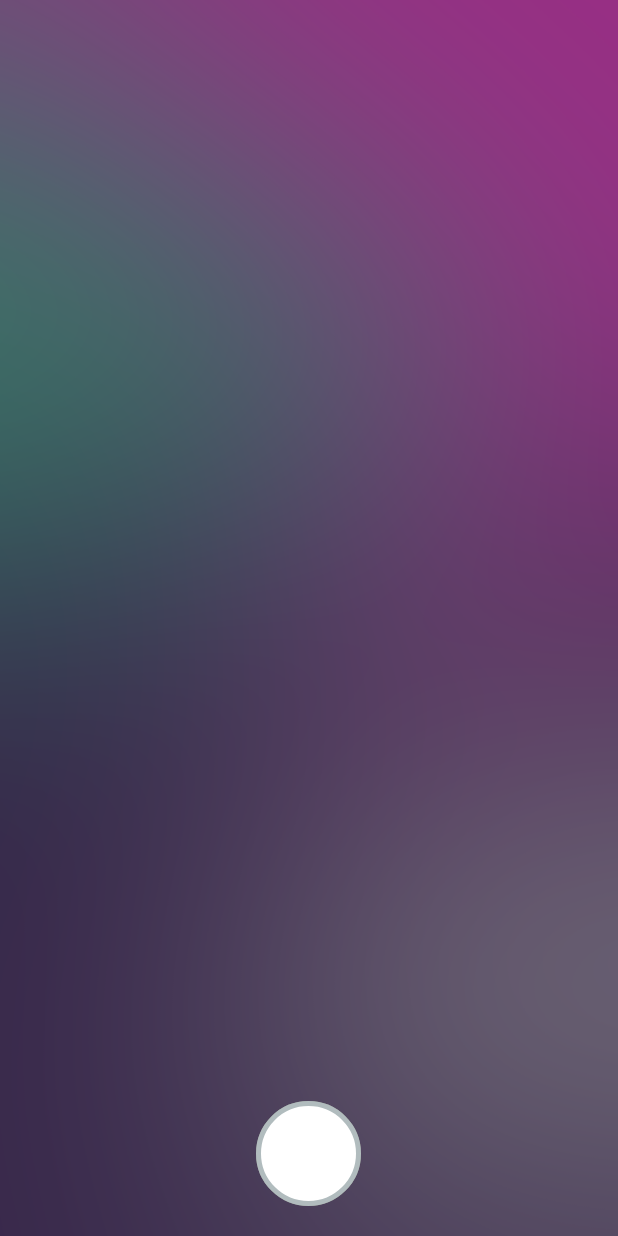
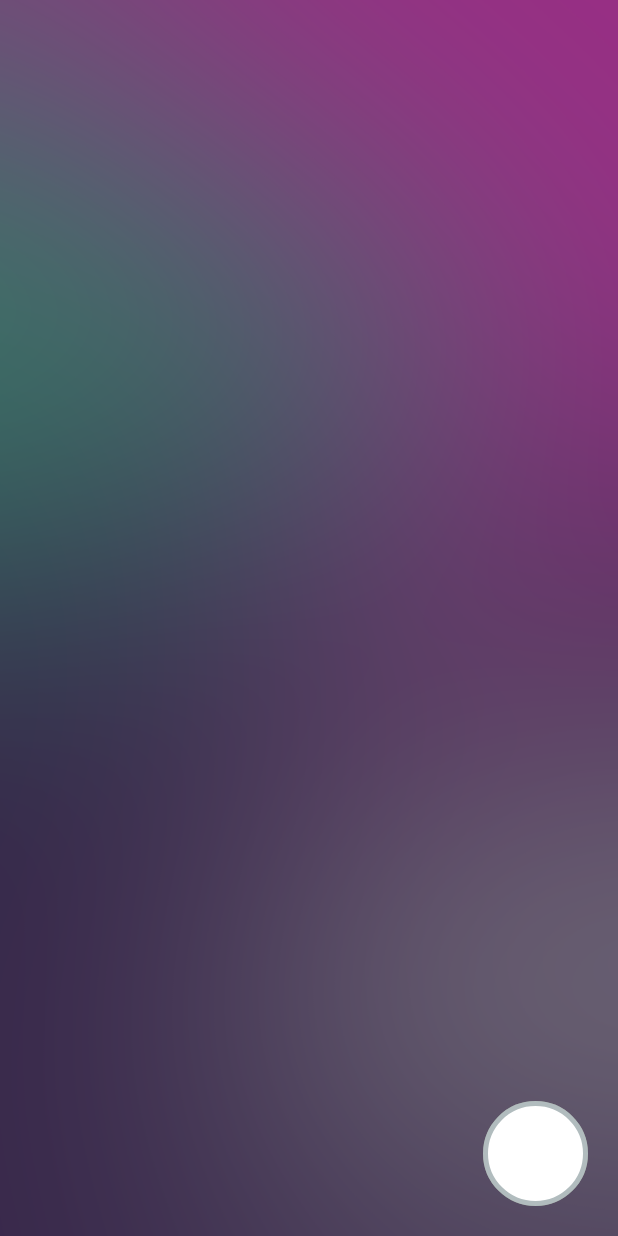
Before and after one commit to kimjisub/Luna-NaiClova, an Android app: the layout activity_main.xml on its own in the app's theme, with its tools: preview values and no code run, on a phone screen of 412 x 824 dp. Run offline under Robolectric (Android 15) with nearby library versions, the phone set to English and light mode, and no system bars.

Commit message:
알고리즘 수정

```diff
--- a/android/app/src/main/java/com/lunacoding/stellar/view/KeywordView.java
+++ b/android/app/src/main/java/com/lunacoding/stellar/view/KeywordView.java
@@ -83,6 +83,10 @@ public class KeywordView extends RelativeLayout {
 		TV_textview.setText(msg);
 	}
 
+	public String getText(){
+		return TV_textview.getText().toString();
+	}
+
 	// =========================================================================================
 
 	private OnEventListener onEventListener = null;
--- a/android/app/src/main/res/layout/activity_main.xml
+++ b/android/app/src/main/res/layout/activity_main.xml
@@ -45,20 +45,24 @@
 	    android:alpha="0"
 	    android:background="#a000"/>
 
-	<RelativeLayout
+	<LinearLayout
 	    android:layout_width="match_parent"
 	    android:layout_height="wrap_content"
 	    android:layout_alignParentBottom="true"
 	    android:layout_centerHorizontal="true"
+	    android:orientation="horizontal"
+	    android:weightSum="1"
 	    android:padding="20dp">
 
 		<HorizontalScrollView
-		    android:layout_width="match_parent"
-		    android:layout_height="wrap_content">
+		    android:layout_width="0dp"
+		    android:layout_height="wrap_content"
+		    android:layout_gravity="center"
+		    android:layout_weight="1">
 
 			<LinearLayout
 			    android:id="@+id/keyword_list"
-			    android:layout_width="match_parent"
+			    android:layout_width="wrap_content"
 			    android:layout_height="wrap_content"
 			    android:orientation="horizontal">
 
@@ -67,9 +71,9 @@
 		</HorizontalScrollView>
 
 		<RelativeLayout
+		    android:id="@+id/button"
 		    android:layout_width="wrap_content"
-		    android:layout_height="wrap_content"
-		    android:layout_centerInParent="true">
+		    android:layout_height="wrap_content">
 
 			<ImageView
 			    android:id="@+id/IV_status_3_listning"
@@ -88,14 +92,15 @@
 			    android:layout_width="70dp"
 			    android:layout_height="70dp"
 			    android:background="@drawable/status_1_waiting"/>
+
+			<View
+			    android:id="@+id/V_button"
+			    android:layout_width="70dp"
+			    android:layout_height="70dp"/>
 		</RelativeLayout>
-	</RelativeLayout>
 
-	<View
-	    android:id="@+id/V_button"
-	    android:layout_width="120dp"
-	    android:layout_height="120dp"
-	    android:layout_alignParentBottom="true"
-	    android:layout_centerHorizontal="true"/>
+
+	</LinearLayout>
+
 
 </RelativeLayout>
```
Also changed, not shown: android/app/src/main/java/com/lunacoding/stellar/MainActivity.java (+111 -33 lines).
